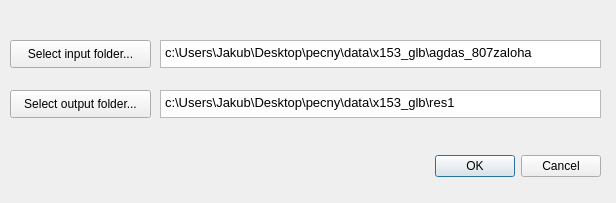
Qt form gui/newProject.ui (milosvalko/Agdas) before a commit.
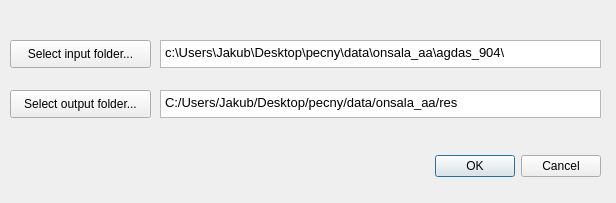
The same form after that commit.

What changed in the file:
```diff
--- a/gui/newProject.ui
+++ b/gui/newProject.ui
@@ -67,7 +67,7 @@
 &lt;html&gt;&lt;head&gt;&lt;meta name=&quot;qrichtext&quot; content=&quot;1&quot; /&gt;&lt;style type=&quot;text/css&quot;&gt;
 p, li { white-space: pre-wrap; }
 &lt;/style&gt;&lt;/head&gt;&lt;body style=&quot; font-family:'MS Shell Dlg 2'; font-size:10pt; font-weight:400; font-style:normal;&quot;&gt;
-&lt;p style=&quot; margin-top:0px; margin-bottom:0px; margin-left:0px; margin-right:0px; -qt-block-indent:0; text-indent:0px;&quot;&gt;c:\Users\Jakub\Desktop\pecny\data\x153_glb\agdas_807zaloha&lt;/p&gt;&lt;/body&gt;&lt;/html&gt;</string>
+&lt;p style=&quot; margin-top:0px; margin-bottom:0px; margin-left:0px; margin-right:0px; -qt-block-indent:0; text-indent:0px;&quot;&gt;c:\Users\Jakub\Desktop\pecny\data\onsala_aa\agdas_904\&lt;/p&gt;&lt;/body&gt;&lt;/html&gt;</string>
    </property>
   </widget>
   <widget class="QPushButton" name="projDir">
@@ -108,7 +108,7 @@
 &lt;html&gt;&lt;head&gt;&lt;meta name=&quot;qrichtext&quot; content=&quot;1&quot; /&gt;&lt;style type=&quot;text/css&quot;&gt;
 p, li { white-space: pre-wrap; }
 &lt;/style&gt;&lt;/head&gt;&lt;body style=&quot; font-family:'MS Shell Dlg 2'; font-size:10pt; font-weight:400; font-style:normal;&quot;&gt;
-&lt;p style=&quot; margin-top:0px; margin-bottom:0px; margin-left:0px; margin-right:0px; -qt-block-indent:0; text-indent:0px;&quot;&gt;c:\Users\Jakub\Desktop\pecny\data\x153_glb\res1&lt;/p&gt;&lt;/body&gt;&lt;/html&gt;</string>
+&lt;p style=&quot; margin-top:0px; margin-bottom:0px; margin-left:0px; margin-right:0px; -qt-block-indent:0; text-indent:0px;&quot;&gt;C:/Users/Jakub/Desktop/pecny/data/onsala_aa/res&lt;/p&gt;&lt;/body&gt;&lt;/html&gt;</string>
    </property>
   </widget>
  </widget>
```
